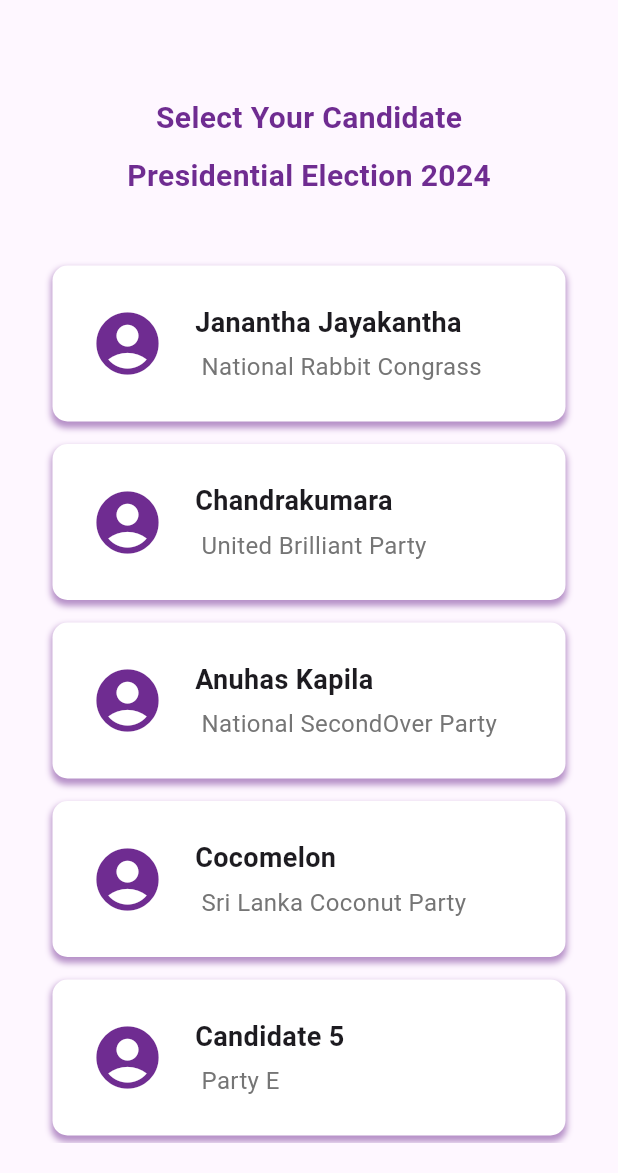
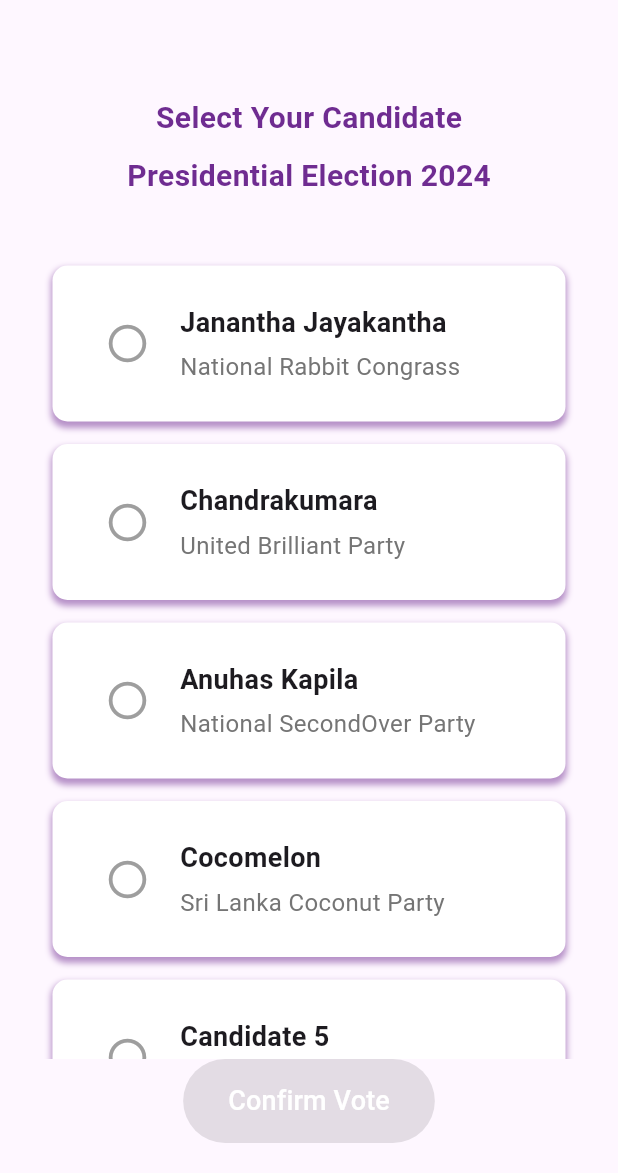
Before and after one commit to janani101110/e_voting_app, a Flutter app: the Candidate screen opened directly with empty values, on a phone screen of 412 x 824 dp, the part 63-1236 px from its top. Run offline on Flutter 3.47's test engine with Material 3 defaults, Android fonts, the phone set to English and light mode, and no system bars; our stand-ins replace get, local_auth, lottie.

Commit message:
vote ranking and password encryption

```diff
--- a/e_voting_app/lib/pages/candidate.dart
+++ b/e_voting_app/lib/pages/candidate.dart
@@ -12,7 +12,6 @@ class Candidate extends StatefulWidget {
 }
 
 class _CandidateState extends State<Candidate> {
-  // Candidates should be fetched dynamically from the admin panel in the future.
   final List<Map<String, String>> candidates = [
     {'name': 'Janantha Jayakantha', 'party': 'National Rabbit Congrass'},
     {'name': 'Chandrakumara', 'party': 'United Brilliant Party'},
@@ -22,16 +21,40 @@ class _CandidateState extends State<Candidate> {
     {'name': 'Candidate 6', 'party': 'Party F'},
   ];
 
-  void _castVote(Map<String, String> candidate) {
+  List<Map<String, String>> selectedCandidates = [];
+
+  void _toggleSelection(Map<String, String> candidate) {
+    setState(() {
+      if (selectedCandidates.contains(candidate)) {
+        selectedCandidates.remove(candidate);
+      } else {
+        if (selectedCandidates.length < 3) {
+          selectedCandidates.add(candidate);
+        } else {
+          // Show a message when more than 3 are selected
+          ScaffoldMessenger.of(context).showSnackBar(
+            SnackBar(
+              content: Text('You can select only 3 candidates'),
+              duration: Duration(seconds: 2),
+            ),
+          );
+        }
+      }
+    });
+  }
+
+  void _confirmVote() {
+    if (selectedCandidates.length == 3) {
       Navigator.push(
         context,
         MaterialPageRoute(
           builder: (context) => Confirmvote(
-          candidate: candidate,
-          userId: widget.userId, // Use widget.userId instead
+            candidate: selectedCandidates, // Pass selected candidates
+            userId: widget.userId,
           ),
         ),
       );
+    }
   }
 
   @override
@@ -41,7 +64,7 @@ class _CandidateState extends State<Candidate> {
         title: Text('User ID: ${widget.userId}'),
       ),
       body: Padding(
-        padding: const EdgeInsets.all(20.0), // Global padding for the whole body
+        padding: const EdgeInsets.all(20.0),
         child: Column(
           crossAxisAlignment: CrossAxisAlignment.center,
           children: [
@@ -67,21 +90,22 @@ class _CandidateState extends State<Candidate> {
             ),
             const SizedBox(height: 30),
 
-            // List of candidate cards
             Expanded(
               child: SingleChildScrollView(
                 padding: const EdgeInsets.all(15.0),
                 child: Column(
                   children: List.generate(candidates.length, (index) {
                     final candidate = candidates[index];
+                    final isSelected = selectedCandidates.contains(candidate);
+
                     return Padding(
-                      padding: const EdgeInsets.only(bottom: 15.0), // Padding between each card
+                      padding: const EdgeInsets.only(bottom: 15.0),
                       child: InkWell(
-                        onTap: () => _castVote(candidate), // Pass only the candidate
+                        onTap: () => _toggleSelection(candidate),
                         child: Container(
                           padding: const EdgeInsets.all(25.0),
                           decoration: BoxDecoration(
-                            color: Colors.white,
+                            color: isSelected ? Colors.green[100] : Colors.white,
                             borderRadius: BorderRadius.circular(10),
                             boxShadow: [
                               BoxShadow(
@@ -96,17 +120,34 @@ class _CandidateState extends State<Candidate> {
                           child: Row(
                             crossAxisAlignment: CrossAxisAlignment.center,
                             children: [
-                              const Icon(
-                                Icons.account_circle,
-                                size: 50,
-                                color: Color.fromRGBO(111, 44, 145, 1),
+                              // Display the dynamic number based on `isSelected` state
+                              Text(
+                                isSelected
+                                    ? (selectedCandidates.indexOf(candidate) + 1)
+                                        .toString()
+                                    : '', // Display rank based on selection order
+                                style: TextStyle(
+                                  fontSize: 30,
+                                  color: isSelected ? Colors.green : Colors.grey,
+                                  fontWeight: FontWeight.bold,
                                 ),
-                              const SizedBox(width: 20),
+                              ),
+                              const SizedBox(width: 10), // Adjust space between number and icon
+
+                              // Icon to represent the selection state
+                              Icon(
+                                isSelected ? Icons.numbers_rounded : Icons.circle_outlined,
+                                size: 30,
+                                color: isSelected ? Colors.green : Colors.grey,
+                              ),
+                              const SizedBox(width: 20), // Space between icon and candidate name
+
+                              // Column displaying candidate's name and party
                               Column(
                                 crossAxisAlignment: CrossAxisAlignment.start,
                                 children: [
                                   Text(
-                                    candidate['name']!, // Candidate Name
+                                    candidate['name']!,
                                     style: TextStyle(
                                       fontSize: 18,
                                       fontWeight: FontWeight.bold,
@@ -114,7 +155,7 @@ class _CandidateState extends State<Candidate> {
                                   ),
                                   const SizedBox(height: 5),
                                   Text(
-                                    ' ${candidate['party']}', // Candidate Party
+                                    candidate['party']!,
                                     style: TextStyle(
                                       fontSize: 16,
                                       color: Colors.grey[600],
@@ -131,6 +172,21 @@ class _CandidateState extends State<Candidate> {
                 ),
               ),
             ),
+
+            // Confirm Button
+            ElevatedButton(
+              onPressed: selectedCandidates.length == 3 ? _confirmVote : null,
+              style: ElevatedButton.styleFrom(
+                backgroundColor: selectedCandidates.length == 3
+                    ? Color.fromRGBO(111, 44, 145, 1)
+                    : Colors.grey,
+                padding: EdgeInsets.symmetric(vertical: 15, horizontal: 30),
+              ),
+              child: Text(
+                'Confirm Vote',
+                style: TextStyle(fontSize: 18, color: Colors.white),
+              ),
+            ),
           ],
         ),
       ),
```
Also changed, not shown: e_voting_app/lib/pages/confirmvote.dart (+34 -49 lines), e_voting_app/lib/pages/fistpage.dart (+5 -5 lines), 7 other files. Lines whose indentation alone changed are shown as unchanged.
